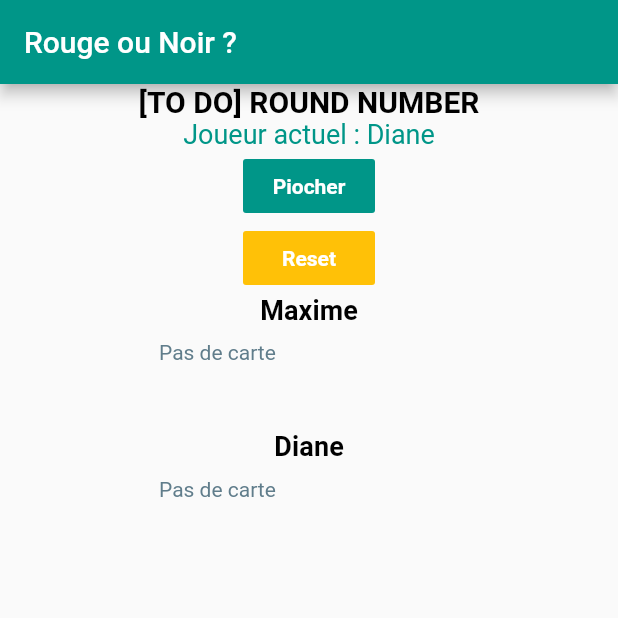
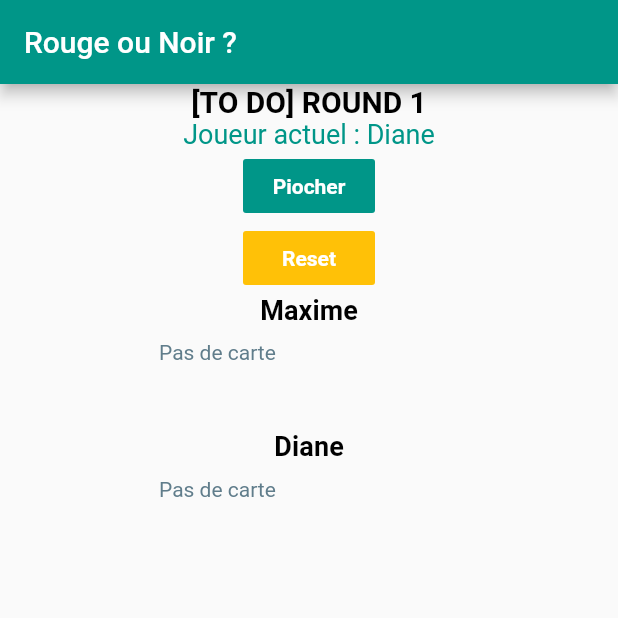
Before and after one commit to dianecdr/rouge_noir, a Flutter app: the screen it shows after launch, after a tap on "Piocher", after a tap on "Reset", on a phone screen of 412 x 824 dp, the top half of it. Run offline on Flutter 3.47's test engine with Material 2 defaults, Android fonts, the phone set to English and light mode, and no system bars; our stand-ins replace material_design_icons_flutter; accounts and stored records are empty.

Commit message:
update main

```diff
--- a/lib/main.dart
+++ b/lib/main.dart
@@ -42,6 +42,7 @@ class MyAppState extends State<MyApp> {
     User(name: 'Maxime'),
     User(name: 'Diane'),
   ];
+  int roundIndex = 1;
 
   User userPlaying;
 
@@ -64,11 +65,13 @@ class MyAppState extends State<MyApp> {
     setState(() {
       if (userIndex == users.length - 1) {
         userIndex = 0;
+        roundIndex ++;
       } else {
         userIndex++;
       }
 
       if (deck != null && user.cards.length < 4) {
+        print ('inside pickCard actions');
         pickedCard = (deck.toList()..shuffle()).first;
         user.cards.add(pickedCard);
         deck.remove(pickedCard);
@@ -86,6 +89,7 @@ class MyAppState extends State<MyApp> {
         user.cards = [];
       }
       pickedCard = null;
+      roundIndex = 1;
     });
   }
 
@@ -102,7 +106,7 @@ class MyAppState extends State<MyApp> {
         child: Column(
           children: <Widget>[
             Text(
-              '[TO DO] ROUND NUMBER',
+              '[TO DO] ROUND '+roundIndex.toString(),
               style: TextStyle(
                 fontSize: 20,
                 fontWeight: FontWeight.bold,
```
